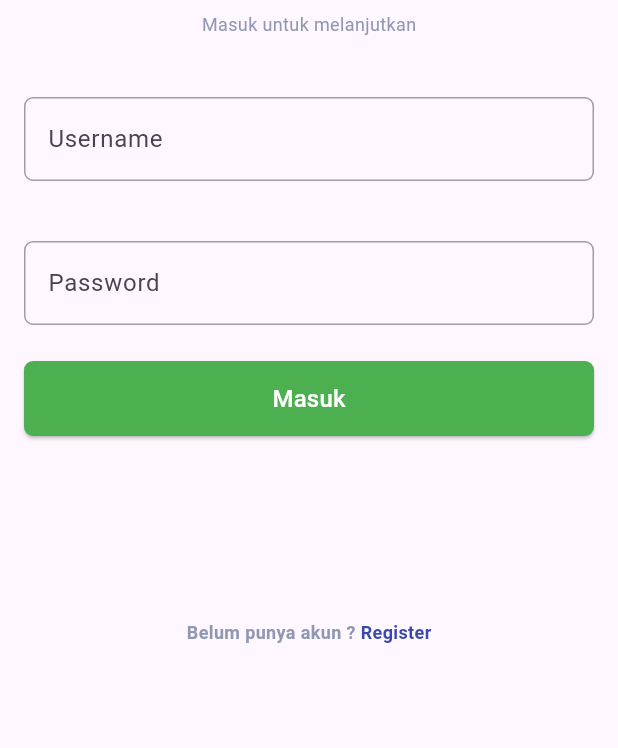
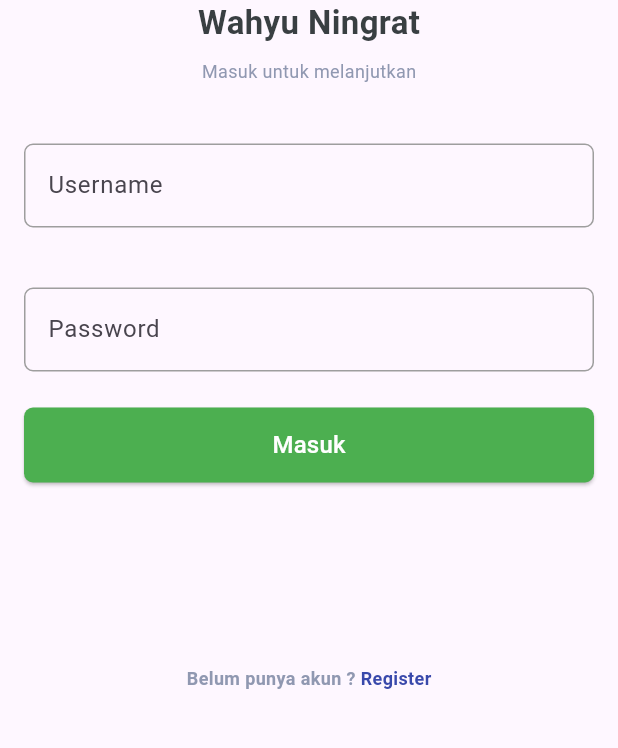
Before and after one commit to wahyuningrat0005/hijab-store-ecommerce, a Flutter app: the screen it shows after launch, on a phone screen of 412 x 824 dp, the part 365-1113 px from its top. Run offline on Flutter 3.47's test engine with Material 2 defaults, Android fonts, the phone set to English and light mode, and no system bars; our stand-ins replace bloc, carousel_slider, dartz, flutter_bloc, freezed_annotation, shared_preferences.

```diff
--- a/lib/common/constants/variables.dart
+++ b/lib/common/constants/variables.dart
@@ -1,3 +1,4 @@
 class Variables {
-  static const String baseUrl = 'https://0895-110-136-217-213.ngrok-free.app';
+static const String baseUrl ='https://fcf4-110-136-219-148.ngrok-free.app';
+
 }
--- a/lib/data/datasources/auth_local_datasource.dart
+++ b/lib/data/datasources/auth_local_datasource.dart
@@ -10,8 +10,8 @@ class AuthLocalDatasource {
   }
 
   Future<void> removeAuthData(AuthResponseModel model) async {
-    final preff = await SharedPreferences.getInstance();
-    await preff.remove('auth');
+    final pref = await SharedPreferences.getInstance();
+    await pref.remove('auth');
   }
 
   Future<String> getToken() async {
--- a/lib/data/models/responses/auth_response_model.dart
+++ b/lib/data/models/responses/auth_response_model.dart
@@ -13,8 +13,8 @@ class AuthResponseModel {
 
   factory AuthResponseModel.fromMap(Map<String, dynamic> json) =>
       AuthResponseModel(
-        jwt: json['jwt'],
-        user: json['user'] == null ? null : User.fromMap(json["user"]),
+        jwt: json["jwt"],
+        user: json["user"] == null ? null : User.fromMap(json["user"]),
       );
   Map<String, dynamic> toMap() => {
         "jwt": jwt,
--- a/lib/main.dart
+++ b/lib/main.dart
@@ -2,8 +2,8 @@ import 'package:e_commerce/data/datasources/auth_local_datasource.dart';
 import 'package:e_commerce/presentation/auth/bloc/login/login_bloc.dart';
 import 'package:e_commerce/presentation/auth/bloc/register/register_bloc.dart';
 import 'package:e_commerce/presentation/auth/login_page.dart';
-import 'package:e_commerce/presentation/auth/splash.dart';
 import 'package:e_commerce/presentation/dashboard/dashboard_page.dart';
+import 'package:e_commerce/presentation/home/bloc/products_bloc.dart';
 import 'package:flutter/material.dart';
 import 'package:flutter_bloc/flutter_bloc.dart';
 
@@ -22,7 +22,10 @@ class MyApp extends StatelessWidget {
         BlocProvider(
           create: (context) => RegisterBloc(),
         ),
-        BlocProvider(create: (context) => LoginBloc(),),
+        BlocProvider(
+          create: (context) => LoginBloc(),
+        ),
+        BlocProvider(create: (context) => ProductsBloc()..add(const ProductsEvent.getAll()),),
       ],
       child: MaterialApp(
         title: 'Flutter Demo',
--- a/lib/presentation/auth/login_page.dart
+++ b/lib/presentation/auth/login_page.dart
@@ -1,6 +1,7 @@
 import 'package:e_commerce/common/components/custome_text_field.dart';
 import 'package:e_commerce/common/components/space_height.dart';
 import 'package:e_commerce/common/constants/colors.dart';
+import 'package:e_commerce/data/datasources/auth_local_datasource.dart';
 import 'package:e_commerce/data/models/requests/login_request_model.dart';
 import 'package:e_commerce/presentation/auth/bloc/login/login_bloc.dart';
 import 'package:e_commerce/presentation/auth/register_page.dart';
@@ -55,6 +56,16 @@ class _LoginPageState extends State<LoginPage> {
               ),
             ),
           ),
+          const Center(
+            child: Text(
+              "Wahyu Ningrat",
+              style: TextStyle(
+                fontSize: 22.0,
+                fontWeight: FontWeight.w700,
+                color: ColorName.dark,
+              ),
+            ),
+          ),
           const SpaceHeight(8.0),
           const Center(
             child: Text(
@@ -83,6 +94,7 @@ class _LoginPageState extends State<LoginPage> {
               state.maybeWhen(
                 orElse: () {},
                 success: (data) {
+                  AuthLocalDatasource().saveAuthData(data);
                   Navigator.pushReplacement(
                     context,
                     MaterialPageRoute(
--- /dev/null
+++ b/lib/presentation/home/bloc/products_event.dart
@@ -0,0 +1,7 @@
+part of 'products_bloc.dart';
+
+@freezed
+class ProductsEvent with _$ProductsEvent {
+  const factory ProductsEvent.started() = _Started;
+  const factory ProductsEvent.getAll() = _GetAll;
+}
--- /dev/null
+++ b/lib/presentation/home/bloc/products_state.dart
@@ -0,0 +1,9 @@
+part of 'products_bloc.dart';
+
+@freezed
+class ProductsState with _$ProductsState {
+  const factory ProductsState.initial() = _Initial;
+  const factory ProductsState.loading() = _Loading;
+  const factory ProductsState.loaded(ProductsResponseModel model) = _Loaded;
+  const factory ProductsState.error(String message) = _Error;
+}
```
Also changed, not shown: lib/data/datasources/product_remote_datasource.dart (+6 -4 lines), lib/data/models/responses/product_responses_model.dart (+113 -72 lines), lib/presentation/auth/splash.dart (+4 -5 lines), lib/presentation/home/bloc/products_bloc.dart (added, +21 -0 lines), lib/presentation/home/home_page.dart (+16 -3 lines), lib/presentation/home/widgets/product_card.dart (+12 -8 lines), lib/presentation/home/bloc/products_bloc.freezed.dart (added).
